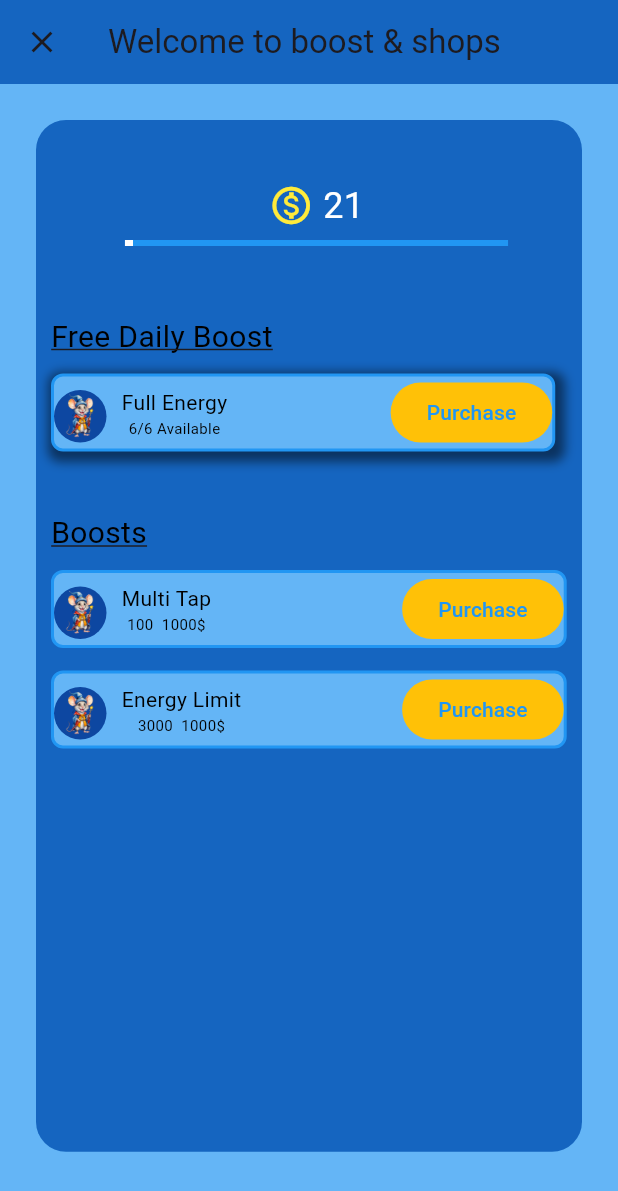
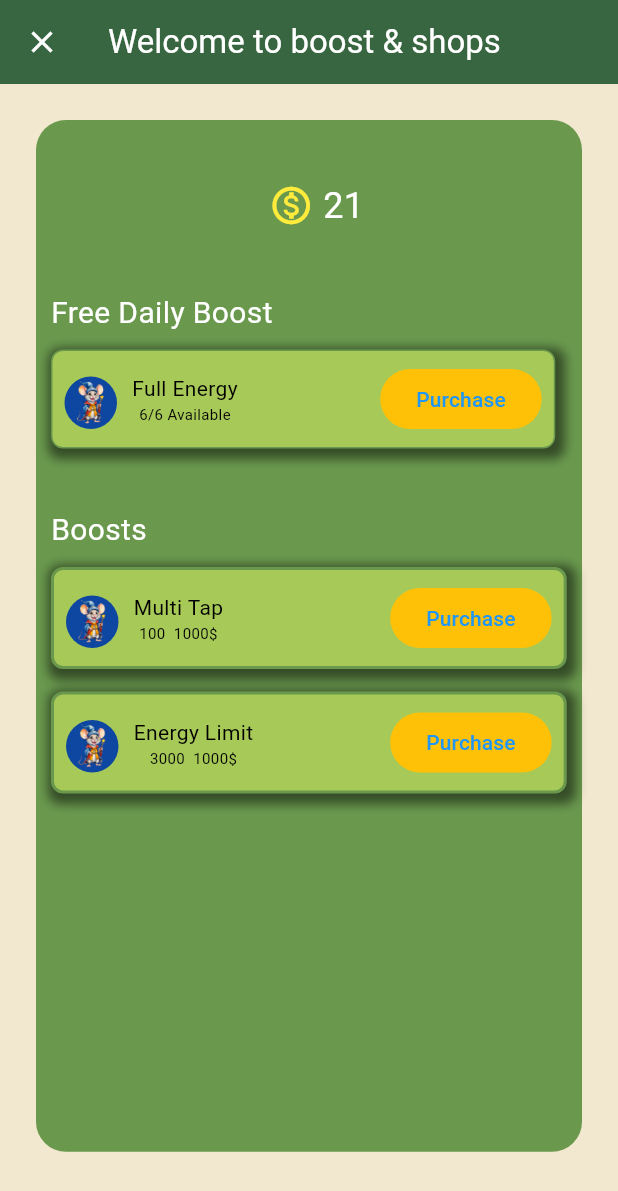
Before and after one commit to Fine-Guy-21/FineDrop-Flutter-App, a Flutter app: the screen it shows after launch, after a tap on "Boost", on a phone screen of 412 x 824 dp. Shown: the top 1191 px of the screen. Run offline on Flutter 3.47's test engine with Material 3 defaults, Android fonts, the phone set to English and light mode, and no system bars; our stand-ins replace animated_text_kit.

Commit message:
Colors & State Managment Update

```diff
--- a/airdrop_demo/lib/Pages/home.dart
+++ b/airdrop_demo/lib/Pages/home.dart
@@ -1,8 +1,7 @@
-
+import 'package:airdrop_demo/designs/color.dart';
 import 'package:flutter/material.dart';
 import 'package:airdrop_demo/model/user.dart';
-// import 'package:airdrop_demo/widgets/circleButton.dart';
-import 'package:airdrop_demo/widgets/energyBoost.dart';
+import 'package:airdrop_demo/widgets/boosts.dart';
 import 'package:animated_text_kit/animated_text_kit.dart';
 
 class HomePage extends StatefulWidget {
@@ -13,12 +12,9 @@ class HomePage extends StatefulWidget {
 }
 
 class _HomePageState extends State<HomePage> {
-     late final UserProfile _user = UserProfile()
-      ..userName = 'FineGuy';
+  late final UserProfile _user = UserProfile()..userName = 'FineGuy';
 
-
-
-  void _toggleButton() {
+  void _onButtonTap() {
     setState(() {
       _user.userPoints += _user.pointPerTap;
       _user.depleteEnergy();
@@ -26,7 +22,6 @@ class _HomePageState extends State<HomePage> {
       _user.startEnergyReplenishment();
     });
   }
-
 
   @override
   Widget build(BuildContext context) {
@@ -45,14 +40,17 @@ class _HomePageState extends State<HomePage> {
               margin: const EdgeInsets.all(10),
               decoration: BoxDecoration(
                   borderRadius: BorderRadius.circular(10),
-                  color: Colors.blue[900]),
+                  color: AppColors.surfaceColor,
+                  border: Border.all(color: AppColors.primaryColor, width: 1)),
               child: AnimatedTextKit(
                 onTap: () => {},
                 animatedTexts: [
                   TyperAnimatedText(
                     'Hello, ${_user.userName}',
-                    textStyle:
-                        const TextStyle(fontSize: 20, color: Colors.white),
+                    textStyle: const TextStyle(
+                      fontSize: 20,
+                      color: AppColors.textSecondary,
+                    ),
                     textAlign: TextAlign.start,
                     speed: const Duration(milliseconds: 100),
                   )
@@ -63,6 +61,7 @@ class _HomePageState extends State<HomePage> {
           ),
 
           const SizedBox(height: 5),
+
           // Statistics Bar
           Center(
             child: Container(
@@ -71,17 +70,21 @@ class _HomePageState extends State<HomePage> {
               width: screenWidth,
               decoration: BoxDecoration(
                 borderRadius: BorderRadius.circular(10),
-                color: Colors.blue[900],
+                // color: AppColors.secondaryColor,
+                border: Border.all(color: AppColors.primaryColor, width: 1),
               ),
               child: Row(
                 mainAxisAlignment: MainAxisAlignment.spaceAround,
                 children: [
+                  // ppt
                   Container(
                     width: screenWidth * (30 / 100),
-                    height: screenHeight*0.09,
+                    height: screenHeight * 0.09,
                     decoration: BoxDecoration(
-                      color: Colors.blue[600],
-                      borderRadius: BorderRadius.circular(15.0),
+                      borderRadius: BorderRadius.circular(10.0),
+                      color: AppColors.surfaceColor,
+                      border:
+                          Border.all(color: AppColors.primaryColor, width: 1),
                     ),
                     child: Text(
                       "Points Per Tap \n ${_user.pointPerTap}",
@@ -91,12 +94,16 @@ class _HomePageState extends State<HomePage> {
                       ),
                     ),
                   ),
+
+                  // nl
                   Container(
                     width: screenWidth * (30 / 100),
-                    height: screenHeight*0.09,
+                    height: screenHeight * 0.09,
                     decoration: BoxDecoration(
-                      color: Colors.blue[600],
-                      borderRadius: BorderRadius.circular(15.0),
+                      borderRadius: BorderRadius.circular(10.0),
+                      color: AppColors.surfaceColor,
+                      border:
+                          Border.all(color: AppColors.primaryColor, width: 1),
                     ),
                     child: Text(
                       "Next level \n ${_user.nextLevel}",
@@ -106,12 +113,16 @@ class _HomePageState extends State<HomePage> {
                       ),
                     ),
                   ),
+
+                  // pph
                   Container(
                     width: screenWidth * (30 / 100),
-                    height: screenHeight*0.09,
+                    height: screenHeight * 0.09,
                     decoration: BoxDecoration(
-                      color: Colors.blue[600],
-                      borderRadius: BorderRadius.circular(15.0),
+                      borderRadius: BorderRadius.circular(10.0),
+                      color: AppColors.surfaceColor,
+                      border:
+                          Border.all(color: AppColors.primaryColor, width: 1),
                     ),
                     child: Text(
                       "Profit per hour \n ${_user.profitPerHour}",
@@ -135,12 +146,14 @@ class _HomePageState extends State<HomePage> {
             width: screenWidth,
             height: screenHeight * (70 / 100),
             decoration: BoxDecoration(
-              color: Colors.blue[800],
+              color: AppColors.secondaryColor,
               borderRadius: BorderRadius.circular(10),
+              border: Border.all(color: AppColors.primaryColor, width: 1),
             ),
             child: Column(
               mainAxisAlignment: MainAxisAlignment.spaceBetween,
               children: [
+                // User balance & progress bar
                 Column(
                   children: [
                     // Current User point
@@ -152,21 +165,23 @@ class _HomePageState extends State<HomePage> {
                         Text(
                           ' ${_user.userPoints}',
                           style: const TextStyle(
-                              fontSize: 24, color: Colors.white),
+                              fontSize: 25, color: Colors.white),
                         )
                       ],
                     ),
 
                     // User amount Progress Bar
-                    Container(
-                      padding: const EdgeInsets.all(6),
-                      width: screenWidth * (70 / 100),
-                      child: LinearProgressIndicator(
-                        value: (_user.userPoints / _user.nextLevel),
-                        backgroundColor: Colors.blue,
-                        color: Colors.white,
+                    SizedBox(
+                      width: screenWidth * (75 / 100),
+                      child: ClipRRect(
+                        borderRadius: BorderRadius.circular(8.0),
+                        child: LinearProgressIndicator(
+                          value: (_user.userPoints / _user.nextLevel),
+                          backgroundColor: AppColors.surfaceColor,
+                          color: AppColors.primaryColor,
+                        ),
                       ),
-                    ),
+                    )
                   ],
                 ),
 
@@ -182,8 +197,6 @@ class _HomePageState extends State<HomePage> {
                       'assets/ai-generated-8618574_1280.png',
                     ),
                   ), */
-
-
                 // Center(
                 //   child: CircleButton(user: _user),
                 // ),
@@ -191,13 +204,26 @@ class _HomePageState extends State<HomePage> {
                 // Tappable area ( Gesture Detector)
                 Center(
                   child: GestureDetector(
-                    onTap: _toggleButton,
+                    onTap: _onButtonTap,
                     child: Container(
-                      width: screenWidth*0.8, // Change size as needed
-                      height: screenWidth*0.8,
-                      decoration: const BoxDecoration(
+                      width: screenWidth * 0.8, // Change size as needed
+                      height: screenHeight * 0.45,
+                      decoration:const BoxDecoration(
                         shape: BoxShape.circle,
-                        color: Colors.blue, // Change color based on state
+                        // color: AppColors.surfaceColor,
+                        gradient: RadialGradient(
+                          colors:  [
+                            AppColors.surfaceColor, // Inner color
+                            AppColors.secondaryColor, // Outer color
+                          ],
+                          stops: [0.7, 1.0], // Control the gradient transition
+                        ),
+                        boxShadow:  [
+                          BoxShadow(
+                            color: AppColors.secondaryColor,
+                            blurRadius: 30,
+                          ),
+                        ],
                       ),
                       child: ClipOval(
                         child: Image.asset(
@@ -209,7 +235,6 @@ class _HomePageState extends State<HomePage> {
                   ),
                 ),
 
-
                 // Energy & Boost ( New Navigation Page required with back button )
                 Row(
                   mainAxisAlignment: MainAxisAlignment.spaceBetween,
@@ -218,31 +243,33 @@ class _HomePageState extends State<HomePage> {
                       children: [
                         const Icon(
                           Icons.architecture_rounded,
-                          color: Colors.white,
+                          color: AppColors.textSecondary,size: 30,
                         ),
                         StreamBuilder(
-                          stream: Stream.periodic(const Duration(milliseconds: 1200), (t)=>t),
-                          builder: (ctx, v){
-                            print('Building...');
-                          return  Text(
-                          '${_user.mineEnergy}/${_user.maxMineEnergy}',
-                          style: const TextStyle(color: Colors.white),
-                        );
-                        },)
-
+                          stream: Stream.periodic(
+                              const Duration(milliseconds: 1200), (t) => t),
+                          builder: (ctx, v) {
+                            return Text(
+                              '${_user.mineEnergy}/${_user.maxMineEnergy}',
+                              style: const TextStyle(fontSize:17,color: Colors.white),
+                            );
+                          },
+                        )
                       ],
                     ),
                     Container(
                       padding: const EdgeInsets.fromLTRB(5, 0, 5, 10),
                       child: ElevatedButton(
                           onPressed: () => _openEnergyBoostPage(
-                              context: context, fullscreenDialogue: true, user: _user),
+                              context: context,
+                              fullscreenDialogue: true,
+                              user: _user),
                           style: ElevatedButton.styleFrom(
-                            backgroundColor: Colors.blue,
+                            backgroundColor: AppColors.primaryColor,
                           ),
                           child: const Text(
                             'Boost',
-                            style: TextStyle(fontSize: 12, color: Colors.white),
+                            style: TextStyle(fontSize: 15, color: Colors.white),
                           )),
                     )
                   ],
@@ -256,13 +283,14 @@ class _HomePageState extends State<HomePage> {
   }
 
   void _openEnergyBoostPage(
-
-      {required BuildContext context, bool fullscreenDialogue = false, required UserProfile user}) {
+      {required BuildContext context,
+      bool fullscreenDialogue = false,
+      required UserProfile user}) {
     Navigator.push(
       context,
       MaterialPageRoute(
         fullscreenDialog: fullscreenDialogue,
-        builder: (context) =>EnergyBoost(user: user),
+        builder: (context) => EnergyBoost(user: user),
       ),
     );
   }
--- /dev/null
+++ b/airdrop_demo/lib/designs/color.dart
@@ -0,0 +1,30 @@
+import 'package:flutter/material.dart';
+
+class AppColors {
+  // Primary Palette
+  static const Color primaryColor = Color(0xFF386641); // #386641
+  static const Color secondaryColor = Color(0xFF6A994E); // #6A994E
+  static const Color surfaceColor = Color(0xFFA7C957); // #A7C957
+  static const Color backgroundColor = Color(0xFFF2E8CF); // #F2E8CF
+  static const Color errorColor = Color(0xFFBC4749); // #BC4749
+
+  // Text Colors
+  static const Color textPrimary = Colors.black; // Primary text color
+  static const Color textSecondary = Colors.white; // Secondary text color
+}
+
+class AppColors2 {
+  // Primary Palette
+  static const Color primaryColor = Color(0xFF5b8e7d); // #386641
+  static const Color secondaryColor = Color(0xFFf4a259); // #6A994E
+  static const Color surfaceColor = Color(0xFFf4e285); // #A7C957
+  static const Color backgroundColor = Color(0xFF8cb369); // #F2E8CF
+  static const Color errorColor = Color(0xFFbc4b51); // #BC4749
+
+  // Text Colors
+  static const Color textPrimary = Colors.black; // Primary text color
+  static const Color textSecondary = Colors.white; // Secondary text color
+}
+//coolors.co/palette/355070-6d597a-b56576-e56b6f-eaac8b
+
+//coolors.co/palette/8cb369-f4e285-f4a259-5b8e7d-bc4b51
--- a/airdrop_demo/lib/main.dart
+++ b/airdrop_demo/lib/main.dart
@@ -4,6 +4,7 @@
 import 'package:airdrop_demo/Pages/invite.dart';
 import 'package:airdrop_demo/Pages/tasks.dart';
 import 'package:airdrop_demo/Pages/home.dart';
+import 'package:airdrop_demo/designs/color.dart';
 
 void main() {
   WidgetsFlutterBinding.ensureInitialized();
@@ -16,10 +17,18 @@
 
   @override
   Widget build(BuildContext context) {
-    return const MaterialApp(
+    return MaterialApp(
+      theme:ThemeData(
+      scaffoldBackgroundColor: AppColors.backgroundColor,
+      bottomNavigationBarTheme:const BottomNavigationBarThemeData(
+          backgroundColor: AppColors.surfaceColor,
+          selectedItemColor: AppColors.primaryColor,
+          unselectedItemColor: AppColors.secondaryColor,
+        ),
+      ),
       debugShowCheckedModeBanner: false,
       title: 'Airdrop Demo',
-      home: SplashScreen(), // Start with the SplashScreen
+      home: const SplashScreen(), // Start with the SplashScreen
     );
   }
 }
@@ -41,11 +50,11 @@
 
   void _navigateToHome() async {
     // Simulate a loading delay (or perform initialization tasks)
-    await Future.delayed(const Duration(seconds: 3)); // Adjust duration if needed
-
+    await Future.delayed(const Duration(seconds: 1)); // Adjust duration if needed
     // Navigate to the main scaffold
     Navigator.pushReplacement(
-      context,
+      // ignore: use_build_context_synchronously
+      context ,
       MaterialPageRoute(builder: (context) => const MySccaffold()),
     );
   }
@@ -57,11 +66,17 @@
         child: Column(
           mainAxisAlignment: MainAxisAlignment.center,
           children: [
-            Icon(Icons.flutter_dash, size: 100, color: Colors.blue), // Replace with your logo
+            Icon(Icons.flutter_dash,
+                size: 100, color: AppColors.primaryColor), // Replace with your logo
+            SizedBox(height: 40),
+            CircularProgressIndicator(), // Loading animation
             SizedBox(height: 20),
-            CircularProgressIndicator(), // Loading animation
-            SizedBox(height: 10),
-            Text("Loading... Please wait"),
+            Text("Loading... Please wait",
+            style: TextStyle(
+              fontSize: 20,
+              color: AppColors.primaryColor
+            ),
+            ),
           ],
         ),
       ),
@@ -69,7 +84,9 @@
   }
 }
 
-// Your existing MySccaffold setup remains the same
+// https://coolors.co/palette/386641-6a994e-a7c957-f2e8cf-bc4749
+
+//Home Widget loader
 class MySccaffold extends StatefulWidget {
   const MySccaffold({super.key});
 
@@ -105,31 +122,33 @@
   @override
   Widget build(BuildContext context) {
     return Scaffold(
-      backgroundColor: Colors.blue[300],
+      backgroundColor: AppColors.backgroundColor,
       body: _currentPage,
-      bottomNavigationBar: BottomNavigationBar(
-        fixedColor: Colors.blue[900],
+
+      bottomNavigationBar:BottomNavigationBar(
+        // backgroundColor: AppColors.surfaceColor,
+        fixedColor: AppColors.primaryColor,
         currentIndex: _currentIndex,
-        items: [
+        items: const [
           BottomNavigationBarItem(
-              icon: Icon(
+              icon:Icon(
                 Icons.home_outlined,
-                color: Colors.blue[700],
+                color: AppColors.primaryColor,
               ),
               label: 'Home'),
           BottomNavigationBarItem(
-              icon: Icon(Icons.task_outlined, color: Colors.blue[700]),
+              icon: Icon(Icons.task_outlined, color: AppColors.primaryColor),
               label: 'Tasks'),
           BottomNavigationBarItem(
               icon: Icon(Icons.charging_station_outlined,
-                  color: Colors.blue[700]),
+                  color: AppColors.primaryColor),
               label: 'Cards'),
           BottomNavigationBarItem(
-              icon: Icon(Icons.group_add_outlined, color: Colors.blue[700]),
+              icon: Icon(Icons.group_add_outlined, color: AppColors.primaryColor),
               label: 'Invite'),
           BottomNavigationBarItem(
               icon:
-                  Icon(Icons.monetization_on_outlined, color: Colors.blue[700]),
+                  Icon(Icons.monetization_on_outlined, color: AppColors.primaryColor),
               label: 'Airdrop'),
         ],
         onTap: (selectedIndex) => _changePages(selectedIndex),
--- a/airdrop_demo/lib/splash_screen.dart
+++ /dev/null
@@ -1,50 +0,0 @@
-import 'package:flutter/material.dart';
-import 'package:airdrop_demo/main.dart';
-import 'dart:async'; // For simulating loading delay
-
-class SplashScreen extends StatefulWidget {
-  @override
-  _SplashScreenState createState() => _SplashScreenState();
-}
-
-class _SplashScreenState extends State<SplashScreen> {
-  @override
-  void initState() {
-    super.initState();
-    _navigateToHome();
-  }
-
-  void _navigateToHome() async {
-    // Simulate a loading delay (e.g., fetching resources)
-    await Future.delayed(Duration(seconds: 5)); // Adjust the duration as needed
-
-    // Navigate to the main screen
-    Navigator.pushReplacement(
-      context,
-      MaterialPageRoute(
-          builder: (context) => MyApp()), // Replace with your Home Screen
-    );
-  }
-
-  @override
-  Widget build(BuildContext context) {
-    return const MaterialApp(
-        debugShowCheckedModeBanner: false,
-        title: 'Airdrop Demo',
-        home: Scaffold(
-          body: Center(
-            child: Column(
-              mainAxisAlignment: MainAxisAlignment.center,
-              children: [
-                Icon(Icons.flutter_dash,
-                    size: 100, color: Colors.blue), // Replace with your logo
-                SizedBox(height: 20),
-                CircularProgressIndicator(), // Loading indicator
-                SizedBox(height: 10),
-                Text("Loading... Please wait"),
-              ],
-            ),
-          ),
-        ));
-  }
-}
--- a/airdrop_demo/lib/widgets/energyBoost.dart
+++ b/airdrop_demo/lib/widgets/boosts.dart
@@ -1,3 +1,4 @@
+import 'package:airdrop_demo/designs/color.dart';
 import 'package:flutter/material.dart';
 
 import '../model/user.dart';
@@ -12,10 +13,14 @@ class EnergyBoost extends StatelessWidget {
     final screenWidth = MediaQuery.of(context).size.width - 30;
 
     return Scaffold(
-      backgroundColor: Colors.blue[300],
+      backgroundColor: AppColors.backgroundColor,
       appBar: AppBar(
-        title: const Text("Welcome to boost & shops "),
-        backgroundColor: Colors.blue[800],
+        title: const Text(
+          "Welcome to boost & shops ",
+          style: TextStyle(color: AppColors.textSecondary),
+        ),
+        backgroundColor: AppColors.primaryColor,
+        iconTheme: const IconThemeData(color: AppColors.textSecondary),
       ),
       body: SafeArea(
           child: Padding(
@@ -25,7 +30,7 @@ class EnergyBoost extends StatelessWidget {
                 padding: const EdgeInsets.fromLTRB(10, 0, 0, 0),
                 decoration: BoxDecoration(
                   borderRadius: BorderRadius.circular(20),
-                  color: Colors.blue[800],
+                  color: AppColors.secondaryColor,
                 ),
                 child: Column(
                   crossAxisAlignment: CrossAxisAlignment.start,
@@ -33,7 +38,7 @@ class EnergyBoost extends StatelessWidget {
                     const SizedBox(
                       height: 40,
                     ),
-                    // User point & progress
+                    // User amount
                     Column(
                       crossAxisAlignment: CrossAxisAlignment.center,
                       children: [
@@ -50,17 +55,6 @@ class EnergyBoost extends StatelessWidget {
                             )
                           ],
                         ),
-
-                        // User amount Progress Bar
-                        Container(
-                          padding: const EdgeInsets.all(6),
-                          width: screenWidth * (70 / 100),
-                          child: LinearProgressIndicator(
-                            value: (user.userPoints / user.nextLevel),
-                            backgroundColor: Colors.blue,
-                            color: Colors.white,
-                          ),
-                        ),
                       ],
                     ),
 
@@ -72,8 +66,7 @@ class EnergyBoost extends StatelessWidget {
                       'Free Daily Boost',
                       style: TextStyle(
                         fontSize: 20,
-                        decoration: TextDecoration.underline,
-                        color: Colors.black,
+                        color: AppColors.textSecondary,
                       ),
                     ),
 
@@ -83,10 +76,11 @@ class EnergyBoost extends StatelessWidget {
 
                     Container(
                       margin: const EdgeInsets.all(0),
+                      padding: const EdgeInsets.all(8),
                       width: screenWidth * 0.88,
                       decoration: BoxDecoration(
-                        color: Colors.blue[300],
-                        border: Border.all(color: Colors.blue, width: 2),
+                        color: AppColors.surfaceColor,
+                        border: Border.all(color: AppColors.secondaryColor, width: 1),
                         borderRadius: BorderRadius.circular(8),
                         boxShadow: [
                           BoxShadow(
@@ -94,7 +88,8 @@ class EnergyBoost extends StatelessWidget {
                                 Colors.black.withOpacity(0.5), // Shadow color
                             spreadRadius: 4, // Spread radius
                             blurRadius: 5, // Blur radius
-                            offset: const Offset(2, 3), // Offset in x and y direction
+                            offset: const Offset(
+                                2, 3), // Offset in x and y direction
                           ),
                         ],
                       ),
@@ -152,8 +147,7 @@ class EnergyBoost extends StatelessWidget {
                       'Boosts',
                       style: TextStyle(
                         fontSize: 20,
-                        decoration: TextDecoration.underline,
-                        color: Colors.black,
+                        color: AppColors.textSecondary,
                       ),
                     ),
 
@@ -163,11 +157,22 @@ class EnergyBoost extends StatelessWidget {
 
                     Container(
                       margin: const EdgeInsets.all(0),
+                      padding: const EdgeInsets.all(8),
                       width: screenWidth * 0.9,
                       decoration: BoxDecoration(
-                        color: Colors.blue[300],
-                        border: Border.all(color: Colors.blue, width: 2),
+                        color: AppColors.surfaceColor,
+                        border: Border.all(color: AppColors.secondaryColor, width: 2),
                         borderRadius: BorderRadius.circular(8),
+                        boxShadow: [
+                          BoxShadow(
+                            color:
+                                Colors.black.withOpacity(0.5), // Shadow color
+                            spreadRadius: 4, // Spread radius
+                            blurRadius: 5, // Blur radius
+                            offset: const Offset(
+                                2, 3), // Offset in x and y direction
+                          ),
+                        ],
                       ),
                       child: Row(
                         mainAxisAlignment: MainAxisAlignment.spaceBetween,
@@ -181,7 +186,8 @@ class EnergyBoost extends StatelessWidget {
                                 width: 35,
                                 decoration: BoxDecoration(
                                     borderRadius: BorderRadius.circular(120),
-                                    color: Colors.blue[900]),
+                                    color: Colors.blue[900]
+                                    ),
                                 child: Image.asset(
                                   'assets/ai-generated-8618574_1280.png',
                                 ),
@@ -221,11 +227,22 @@ class EnergyBoost extends StatelessWidget {
 
                     Container(
                       margin: const EdgeInsets.all(0),
+                      padding: const EdgeInsets.all(8),
                       width: screenWidth * 0.9,
                       decoration: BoxDecoration(
-                        color: Colors.blue[300],
-                        border: Border.all(color: Colors.blue, width: 2),
+                        color: AppColors.surfaceColor,
+                        border: Border.all(color: AppColors.secondaryColor, width: 2),
                         borderRadius: BorderRadius.circular(8),
+                        boxShadow: [
+                          BoxShadow(
+                            color:
+                                Colors.black.withOpacity(0.5), // Shadow color
+                            spreadRadius: 4, // Spread radius
+                            blurRadius: 5, // Blur radius
+                            offset: const Offset(
+                                2, 3), // Offset in x and y direction
+                          ),
+                        ],
                       ),
                       child: Row(
                         mainAxisAlignment: MainAxisAlignment.spaceBetween,
```
